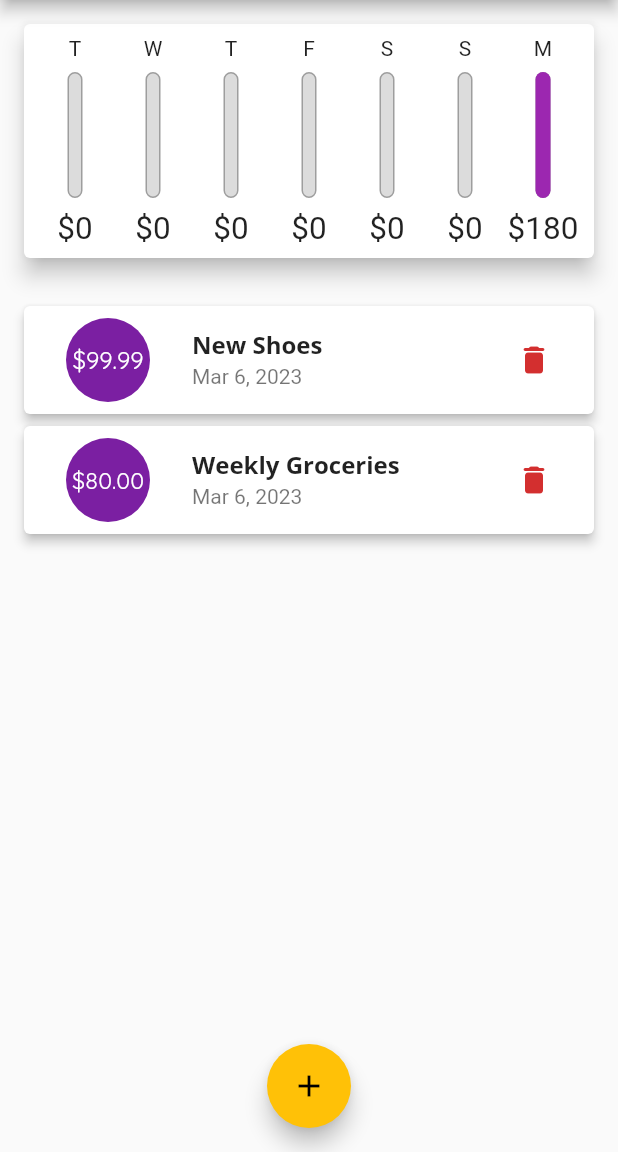
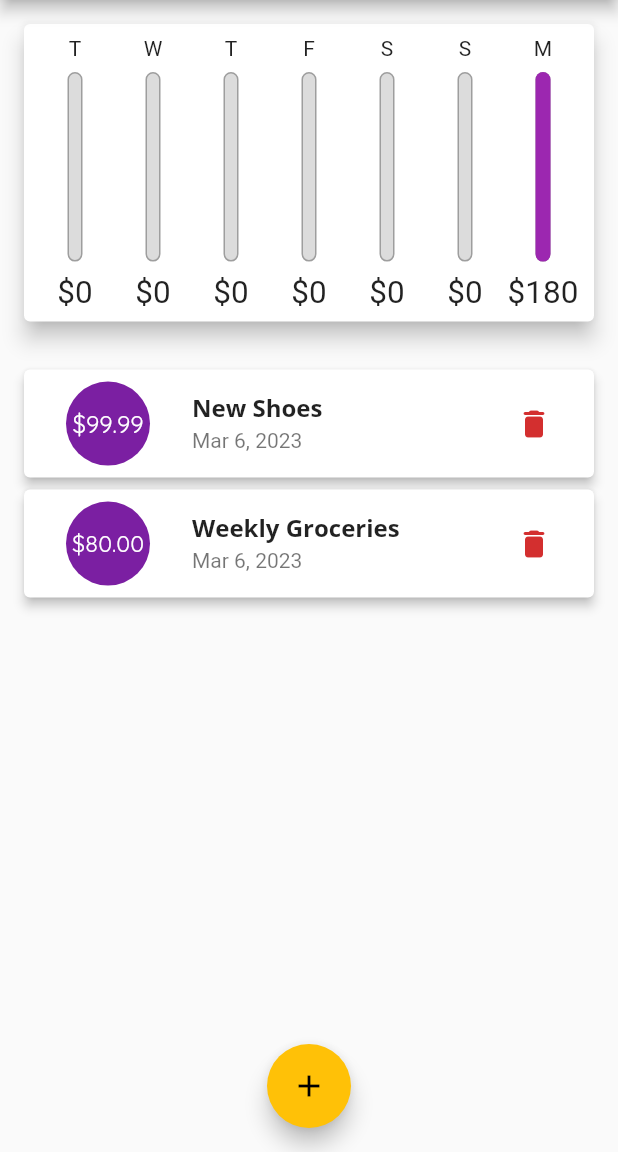
Before and after one commit to FadyFawzyOfficial/personal_expenses, a Flutter app: the screen it shows after launch, on a phone screen of 412 x 824 dp, the part 84-1236 px from its top. Run offline on Flutter 3.47's test engine with Material 2 defaults, Android fonts, the phone set to English and light mode, and no system bars.

Commit message:
1. Fit the Widgets Sizes to the Screen Dynamically using Expanded & without MediaQuery or any Calculating:
The Bar of the Chart is hidden on Landscape Mode (by itself & automatically)

```diff
--- a/lib/main.dart
+++ b/lib/main.dart
@@ -87,8 +87,12 @@ class _MyHomePageState extends State<MyHomePage> {
       body: Column(
         crossAxisAlignment: CrossAxisAlignment.stretch,
         children: [
-          Chart(recentTransactions: _recentTransaction),
           Expanded(
+            flex: 3,
+            child: Chart(recentTransactions: _recentTransaction),
+          ),
+          Expanded(
+            flex: 7,
             child: TransactionsList(
               transactions: _transactions,
               deleteTransaction: _deleteTransaction,
--- a/lib/widgets/chart_bar.dart
+++ b/lib/widgets/chart_bar.dart
@@ -17,9 +17,9 @@ class ChartBar extends StatelessWidget {
     return Column(
       children: [
         Text(label),
-        Container(
+        Expanded(
+          child: Container(
             width: 10,
-          height: 100,
             padding: const EdgeInsets.symmetric(vertical: 8),
             child: Stack(
               children: [
@@ -43,6 +43,7 @@ class ChartBar extends StatelessWidget {
               ],
             ),
           ),
+        ),
         SizedBox(
           // Now the text here at the bottom will always have a height of 24.
           // No matter how much height it needs and therefore the text is now aligned,
```
Lines whose indentation alone changed are shown as unchanged.
